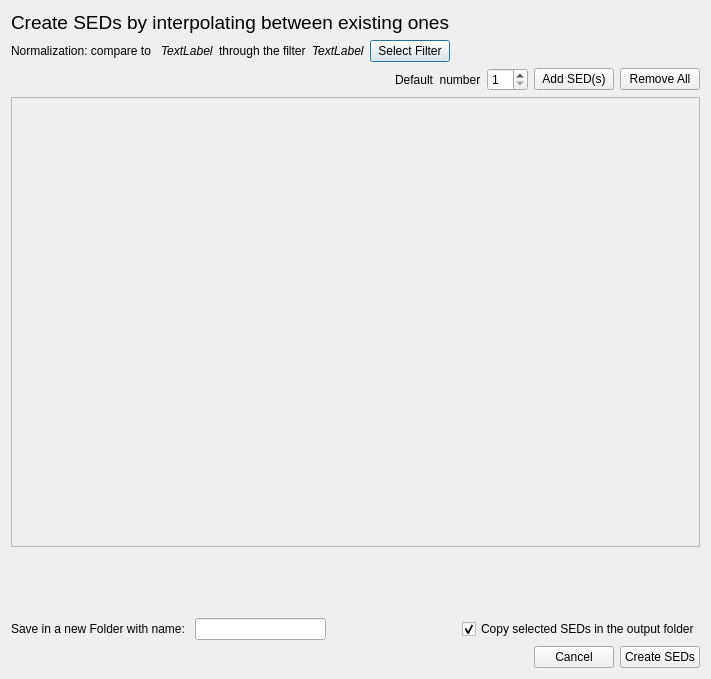
Before: the Qt Designer form PhzQtUI/auxdir/PhzQtUI/DialogInterpolateSed.ui in astrorama/Phosphoros, drawn with Qt 5.
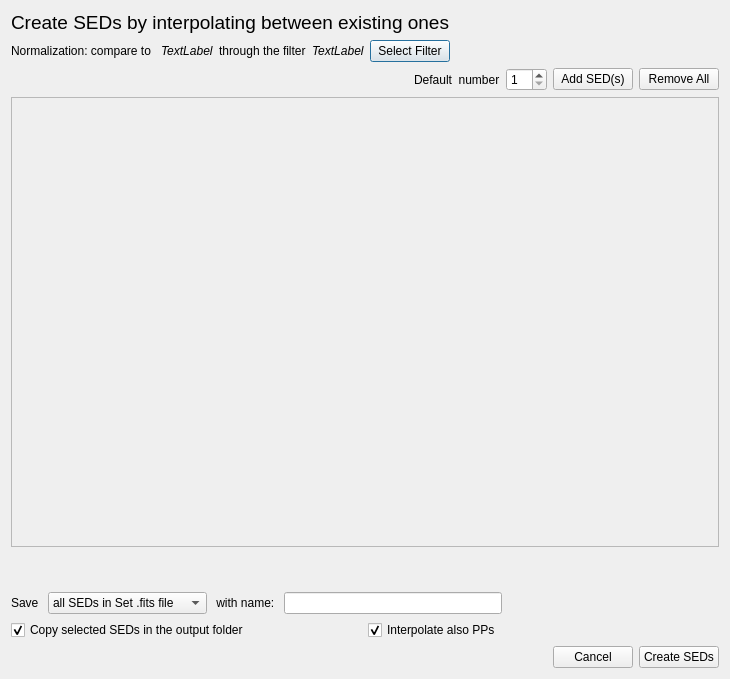
After: the same form once the commit is applied.

The edit to the form file:
```diff
--- a/PhzQtUI/auxdir/PhzQtUI/DialogInterpolateSed.ui
+++ b/PhzQtUI/auxdir/PhzQtUI/DialogInterpolateSed.ui
@@ -6,7 +6,7 @@
    <rect>
     <x>0</x>
     <y>0</y>
-    <width>711</width>
+    <width>730</width>
     <height>679</height>
    </rect>
   </property>
@@ -149,8 +149,8 @@
        <rect>
         <x>0</x>
         <y>0</y>
-        <width>695</width>
-        <height>446</height>
+        <width>710</width>
+        <height>448</height>
        </rect>
       </property>
       <layout class="QVBoxLayout" name="verticalLayout_2">
@@ -189,10 +189,31 @@
    </item>
    <item>
     <layout class="QHBoxLayout" name="horizontalLayout_3">
+     <item>
+      <widget class="QLabel" name="label_4">
+       <property name="text">
+        <string>Save </string>
+       </property>
+      </widget>
+     </item>
+     <item>
+      <widget class="QComboBox" name="cb_output_type">
+       <item>
+        <property name="text">
+         <string>all SEDs in Set .fits file</string>
+        </property>
+       </item>
+       <item>
+        <property name="text">
+         <string>individual files in Folder</string>
+        </property>
+       </item>
+      </widget>
+     </item>
      <item>
       <widget class="QLabel" name="label_2">
        <property name="text">
-        <string>Save in a new Folder with name: </string>
+        <string> with name: </string>
        </property>
       </widget>
      </item>
@@ -212,6 +233,10 @@
        </property>
       </spacer>
      </item>
+    </layout>
+   </item>
+   <item>
+    <layout class="QHBoxLayout" name="horizontalLayout_5">
      <item>
       <widget class="QCheckBox" name="cb_cp">
        <property name="text">
@@ -222,6 +247,16 @@
        </property>
       </widget>
      </item>
+     <item>
+      <widget class="QCheckBox" name="cb_interpPP">
+       <property name="text">
+        <string>Interpolate also PPs</string>
+       </property>
+       <property name="checked">
+        <bool>true</bool>
+       </property>
+      </widget>
+     </item>
     </layout>
    </item>
    <item>
```
